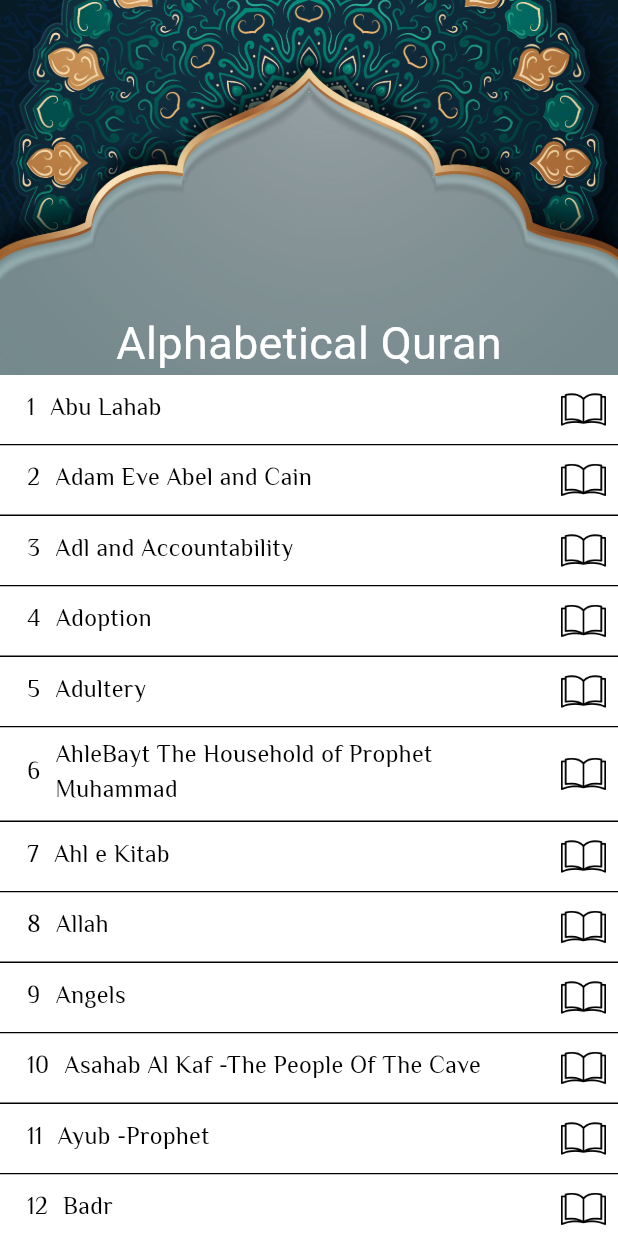
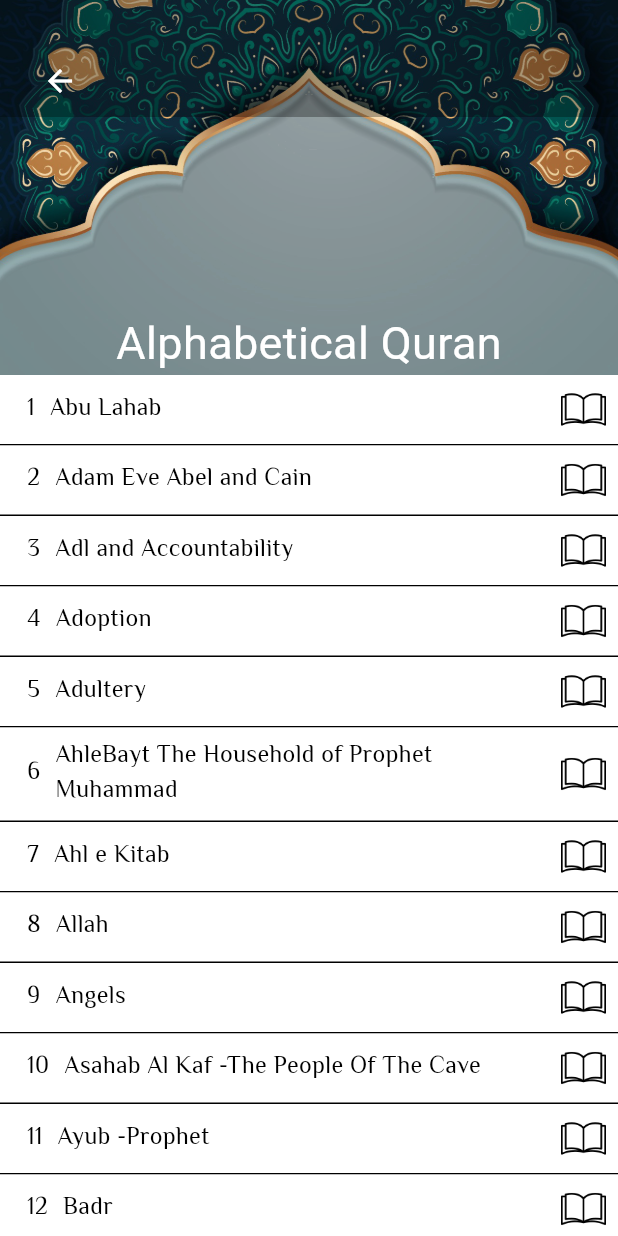
Before and after one commit to arsalanpeerzada/AQFlutter, a Flutter app: the AlphaQuran screen opened directly, on a phone screen of 412 x 824 dp. Run offline on Flutter 3.47's test engine with Material 3 defaults, Android fonts, the light colour scheme and no system bars; missing offline and left inert: flutter_pdfview; network calls fail; project files that could hold a hidden picture were left out.

Commit message:
18-8-2024

```diff
--- a/lib/alphaquran.dart
+++ b/lib/alphaquran.dart
@@ -69,14 +69,15 @@ class _AlphaQuranState extends State<AlphaQuran> {
         color: white,
         child: Column(
           children: <Widget>[
+            Stack(
+              children: [
                 Container(
                   width: double.infinity,
                   height: 250,
                   decoration: BoxDecoration(
                     image: DecorationImage(
                       image: AssetImage("images/header.png"),
-                  fit: BoxFit
-                      .cover, // This ensures the image covers the screen
+                      fit: BoxFit.cover, // This ensures the image covers the screen
                     ),
                   ),
                   child: Column(
@@ -93,12 +94,25 @@ class _AlphaQuranState extends State<AlphaQuran> {
                   ),
                 ),
                 Container(
-              child: Expanded(// Use Expanded to fill the remaining space
+                  color: Colors.black.withOpacity(0.3), // Full-width black background
+                  padding: EdgeInsets.fromLTRB(16,30,16,0), // Add padding around the IconButton
+                  child: Align(
+                    alignment: Alignment.centerLeft, // Align the button to the left
+                    child: IconButton(
+                      icon: Icon(Icons.arrow_back, color: white),
+                      onPressed: () {
+                        Navigator.of(context).pop();
+                      },
+                    ),
+                  ),
+                ),
+              ],
+            ),
+            Expanded( // Use Expanded to fill the remaining space
               child: ListView(
                 children: chapters.entries.map((entry) {
                   return _buildCustomListItem({entry.key: entry.value});
                 }).toList(),
-                ),
               ),
             ),
           ],
@@ -106,6 +120,7 @@ class _AlphaQuranState extends State<AlphaQuran> {
       ),
     );
   }
+
 
   Widget _buildCustomListItem(Map<String, String> chapter) {
     // Assuming the map has only one entry: {'chapterName': 'description'}
```
Also changed, not shown: lib/VerseDetail.dart (+13 -4 lines), lib/alphaquranverse.dart (+2 -5 lines), lib/arabicquran.dart (+19 -4 lines), lib/englishquran.dart (+18 -2 lines), lib/urduquran.dart (+18 -2 lines). Lines whose indentation alone changed are shown as unchanged.
